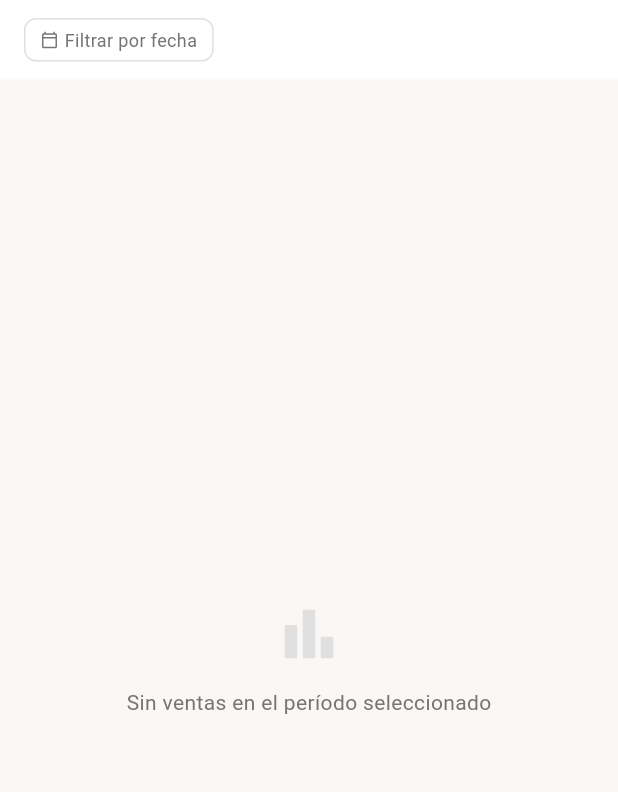
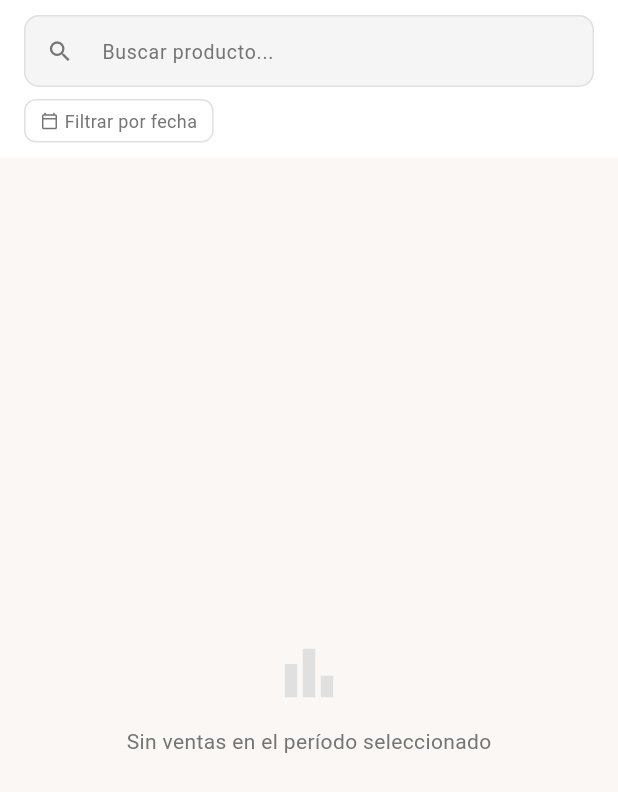
Before and after one commit to guerramatias1409/cafe_app, a Flutter app: the _ReporteProductos widget shown alone on an empty page, opened directly with empty values, on a phone screen of 412 x 824 dp. Shown: the top 792 px of the screen. Run offline on Flutter 3.47's test engine with Material 3 defaults, Android fonts, the phone set to English and light mode, and no system bars; our stand-ins replace cloud_firestore, firebase_core, permission_handler, shared_preferences; missing offline and left inert: blue_thermal_printer; accounts and stored records are empty; generated files the repository leaves out were written again.

Commit message:
Agregar buscador

```diff
--- a/lib/screens/historial_screen.dart
+++ b/lib/screens/historial_screen.dart
@@ -802,8 +802,16 @@ class _ReporteProductos extends StatefulWidget {
 class _ReporteProductosState extends State<_ReporteProductos> {
   DateTime? _desde;
   DateTime? _hasta;
+  final _searchCtrl = TextEditingController();
+  String _query = '';
 
   static final _fmtFecha = DateFormat('dd/MM/yyyy');
+
+  @override
+  void dispose() {
+    _searchCtrl.dispose();
+    super.dispose();
+  }
 
   /// Convierte un timestamp a hora de Argentina (UTC-3, sin DST).
   static DateTime _arDate(DateTime dt) {
@@ -842,7 +850,12 @@ class _ReporteProductosState extends State<_ReporteProductos> {
 
     final sorted = map.entries.toList()
       ..sort((a, b) => b.value.cantidad.compareTo(a.value.cantidad));
-    return Map.fromEntries(sorted);
+
+    if (_query.isEmpty) return Map.fromEntries(sorted);
+    final q = _query.toLowerCase();
+    return Map.fromEntries(
+      sorted.where((e) => e.value.nombre.toLowerCase().contains(q)),
+    );
   }
 
   Future<void> _pickRango() async {
@@ -883,9 +896,49 @@ class _ReporteProductosState extends State<_ReporteProductos> {
       children: [
         // Selector de rango
         Container(
-          padding: const EdgeInsets.symmetric(horizontal: 16, vertical: 12),
+          padding: const EdgeInsets.fromLTRB(16, 10, 16, 10),
           color: AppTheme.white,
-          child: Row(
+          child: Column(
+            children: [
+              // Buscador
+              TextField(
+                controller: _searchCtrl,
+                onChanged: (v) => setState(() => _query = v.trim()),
+                textAlignVertical: TextAlignVertical.center,
+                decoration: InputDecoration(
+                  hintText: 'Buscar producto...',
+                  hintStyle: const TextStyle(fontSize: 13, color: AppTheme.grey600),
+                  prefixIcon: const Icon(Icons.search, size: 18, color: AppTheme.grey600),
+                  suffixIcon: _query.isNotEmpty
+                      ? GestureDetector(
+                          onTap: () => setState(() {
+                            _query = '';
+                            _searchCtrl.clear();
+                          }),
+                          child: const Icon(Icons.close, size: 16, color: AppTheme.grey600),
+                        )
+                      : null,
+                  isDense: true,
+                  contentPadding: const EdgeInsets.symmetric(vertical: 10),
+                  border: OutlineInputBorder(
+                    borderRadius: BorderRadius.circular(10),
+                    borderSide: const BorderSide(color: AppTheme.grey300),
+                  ),
+                  enabledBorder: OutlineInputBorder(
+                    borderRadius: BorderRadius.circular(10),
+                    borderSide: const BorderSide(color: AppTheme.grey300),
+                  ),
+                  focusedBorder: OutlineInputBorder(
+                    borderRadius: BorderRadius.circular(10),
+                    borderSide: const BorderSide(color: AppTheme.caramel, width: 1.5),
+                  ),
+                  filled: true,
+                  fillColor: AppTheme.grey100,
+                ),
+              ),
+              const SizedBox(height: 8),
+              // Selector de rango de fechas
+              Row(
                 children: [
                   _DateButton(
                     label: _desde != null && _hasta != null
@@ -901,6 +954,8 @@ class _ReporteProductosState extends State<_ReporteProductos> {
                       child: const Icon(Icons.close, size: 18, color: AppTheme.grey600),
                     ),
                   ],
+                ],
+              ),
             ],
           ),
         ),
```
Lines whose indentation alone changed are shown as unchanged.
